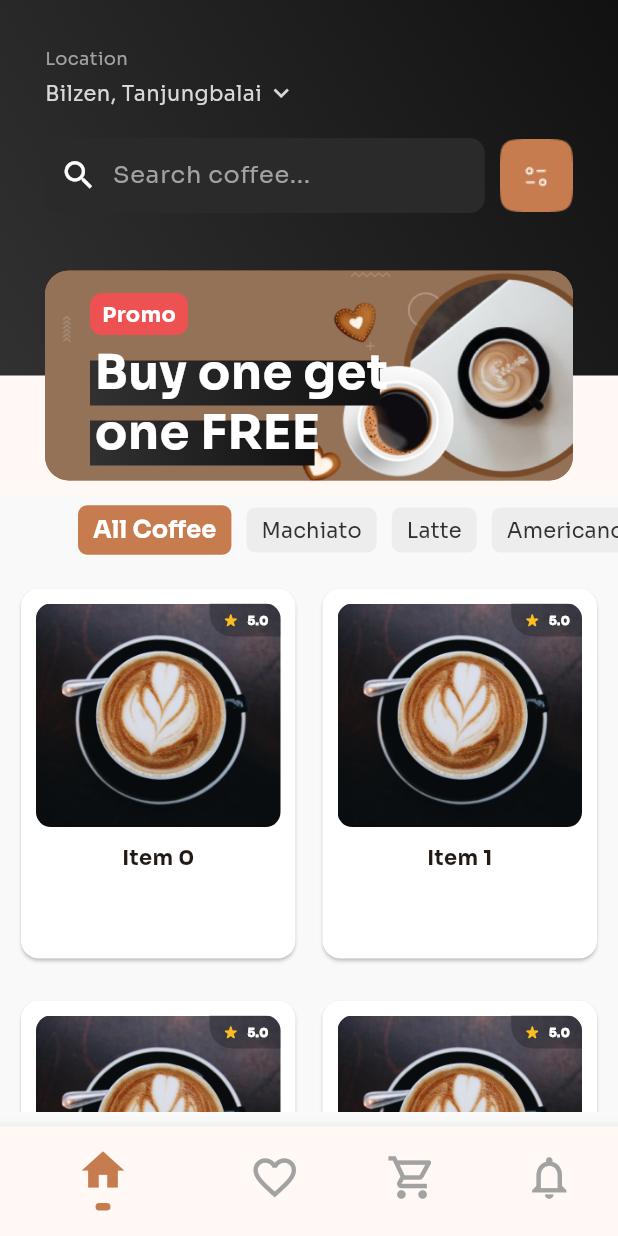
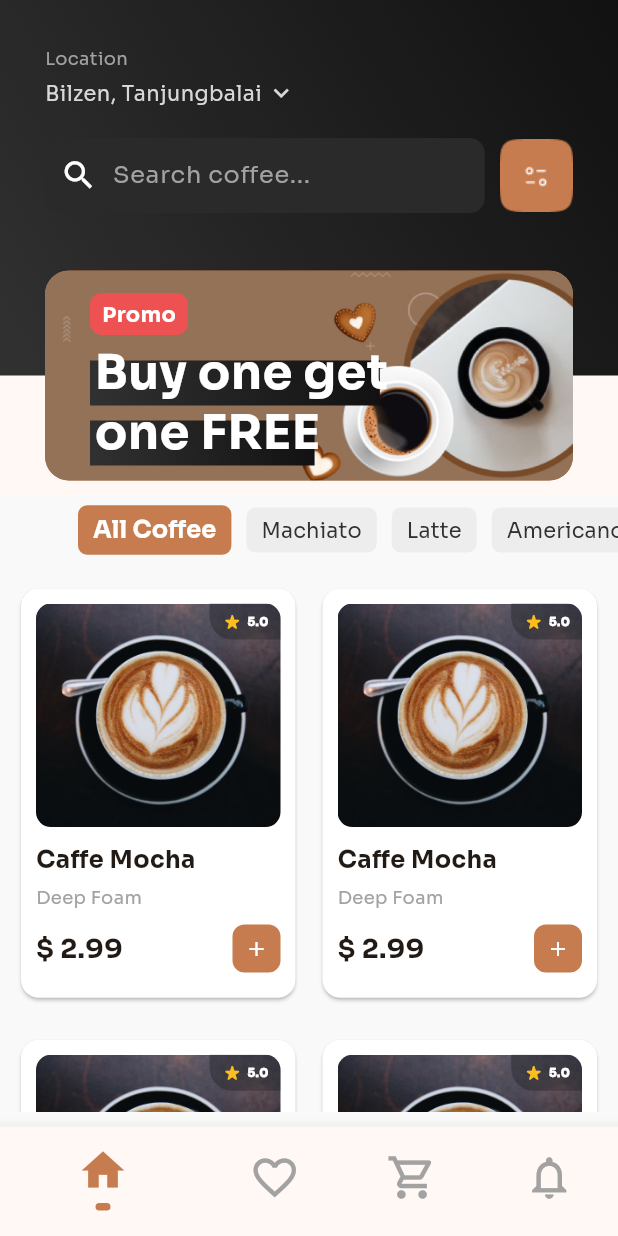
Before and after one commit to rizasghari/coffeeshop_flutter, a Flutter app: the AppWrapperScreen screen opened directly, on a phone screen of 412 x 824 dp. Run offline on Flutter 3.47's test engine with Material 3 defaults, Android fonts, the phone set to English and light mode, and no system bars; generated files the repository leaves out were written again.

Commit message:
Home page tabbarview items implemented

```diff
--- a/lib/screens/home_screen.dart
+++ b/lib/screens/home_screen.dart
@@ -332,7 +332,7 @@ class _HomeScreenState extends State<HomeScreen>
         crossAxisCount: (MediaQuery.of(context).size.width / 200).floor(),
         crossAxisSpacing: 10,
         mainAxisSpacing: 20,
-        childAspectRatio: 0.75,
+        childAspectRatio: 0.68,
       ),
       itemBuilder: (BuildContext context, int index) {
         return _item(index);
@@ -348,6 +348,8 @@ class _HomeScreenState extends State<HomeScreen>
         padding: const EdgeInsets.all(10.0),
         child: Center(
           child: Column(
+            mainAxisAlignment: MainAxisAlignment.start,
+            crossAxisAlignment: CrossAxisAlignment.start,
             children: [
               Stack(
                 clipBehavior: Clip.hardEdge,
@@ -377,9 +379,9 @@ class _HomeScreenState extends State<HomeScreen>
                           Icon(
                             Icons.star_rate_rounded,
                             color: yellow,
-                            size: 12.0,
+                            size: 14.0,
                           ),
-                          SizedBox(width: 5.0),
+                          SizedBox(width: 3.0),
                           Text(
                             "5.0",
                             style: TextStyle(
@@ -396,13 +398,49 @@ class _HomeScreenState extends State<HomeScreen>
                 ],
               ),
               const SizedBox(height: 10.0),
-              Text(
-                "Item $index",
-                style: const TextStyle(
-                  fontSize: 14.0,
+              const Text(
+                "Caffe Mocha",
+                style: TextStyle(
+                  fontSize: 16.0,
                   fontWeight: FontWeight.w700,
                 ),
               ),
+              const SizedBox(height: 5.0),
+              const Text(
+                "Deep Foam",
+                style: TextStyle(
+                  fontSize: 12.0,
+                  color: greyLighter,
+                ),
+              ),
+              const SizedBox(height: 10.0),
+              Row(
+                crossAxisAlignment: CrossAxisAlignment.center,
+                mainAxisAlignment: MainAxisAlignment.spaceBetween,
+                children: [
+                  const Text(
+                    "\$ 2.99",
+                    style: TextStyle(
+                      fontSize: 18.0,
+                      fontWeight: FontWeight.w700,
+                    ),
+                  ),
+                  Container(
+                    width: 32.0,
+                    height: 32.0,
+                    padding: const EdgeInsets.all(5.0),
+                    decoration: BoxDecoration(
+                      color: brownNormal,
+                      borderRadius: BorderRadius.circular(8.0),
+                    ),
+                    child: const Icon(
+                      Icons.add,
+                      color: white,
+                      size: 16.0,
+                    ),
+                  )
+                ],
+              )
             ],
           ),
         ),
```
